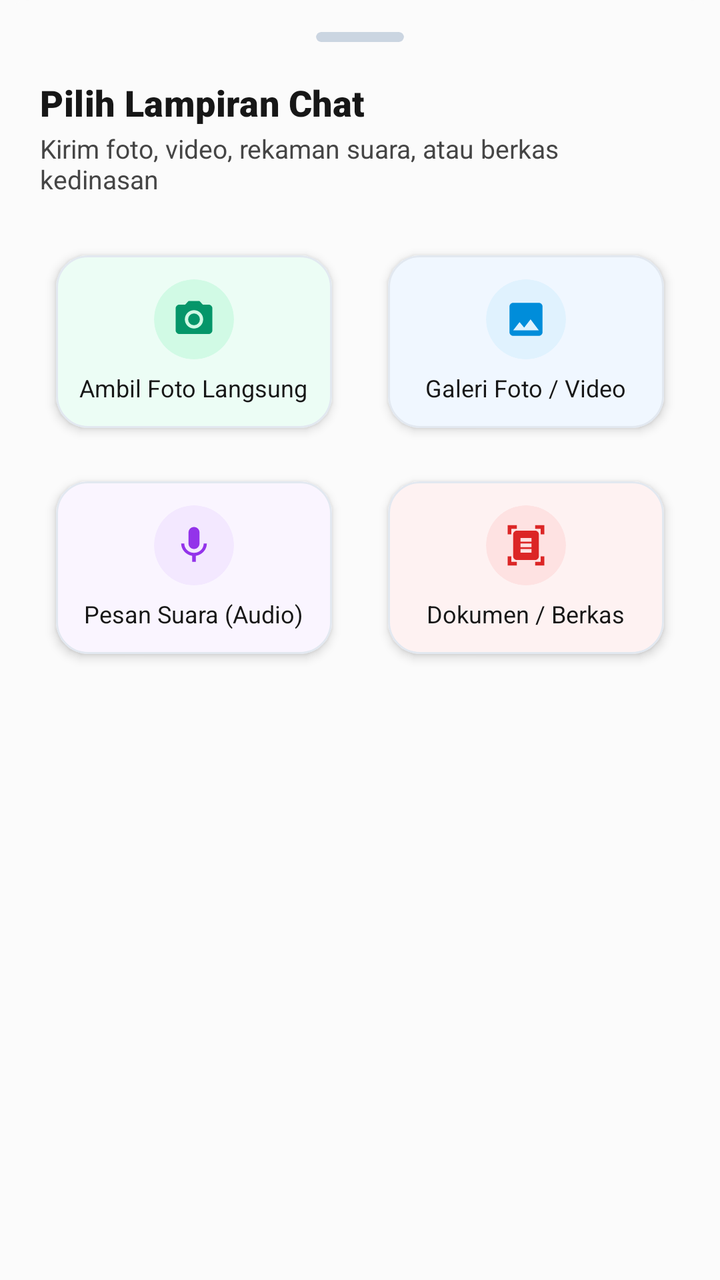
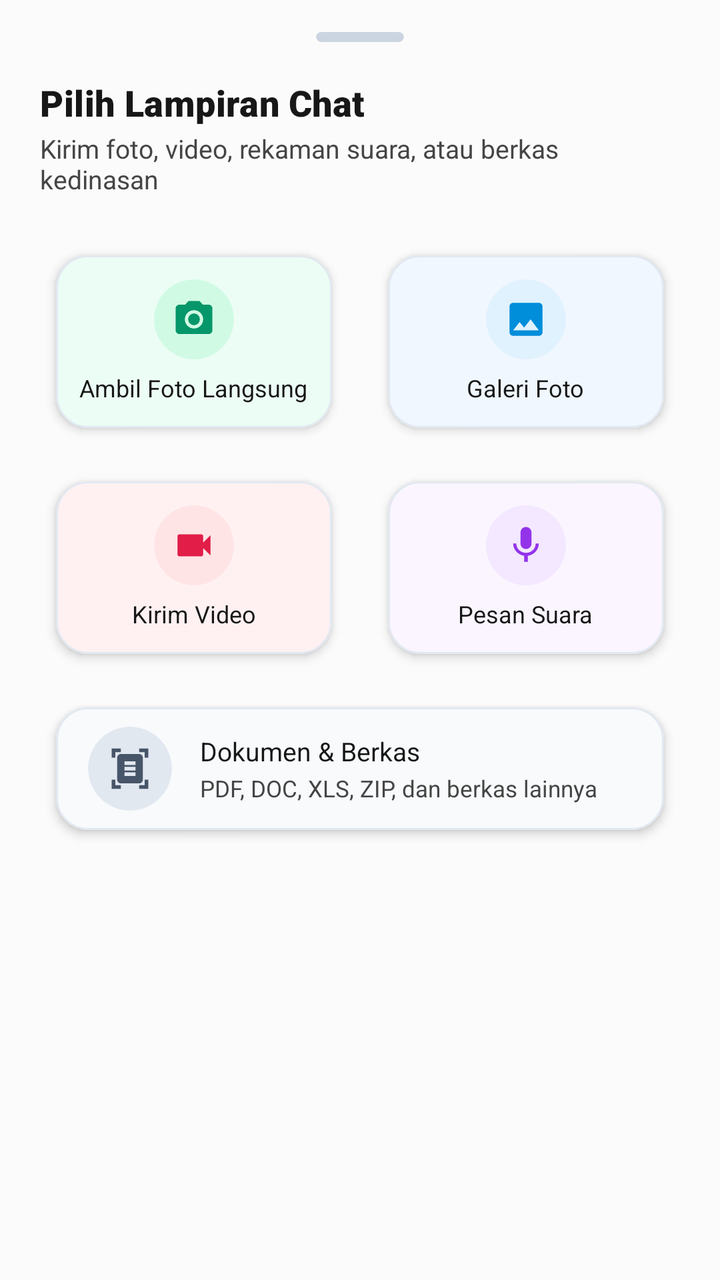

The first picture is an Android layout as it rendered before a commit; the second is the same layout after the commit. The layout source and the unified diff follow.
<!-- AndroidManifest.xml: application theme Theme.AppPemko -->
<!-- res/layout/dialog_attachment_picker.xml -->
<?xml version="1.0" encoding="utf-8"?>
<LinearLayout xmlns:android="http://schemas.android.com/apk/res/android"
    xmlns:app="http://schemas.android.com/apk/res-auto"
    android:layout_width="match_parent"
    android:layout_height="wrap_content"
    android:background="@drawable/bottom_sheet_bg"
    android:orientation="vertical"
    android:clipToPadding="false"
    android:clipChildren="false"
    android:paddingHorizontal="20dp"
    android:paddingTop="16dp"
    android:paddingBottom="24dp">

    
    <com.google.android.material.card.MaterialCardView
        android:layout_width="44dp"
        android:layout_height="5dp"
        android:layout_gravity="center_horizontal"
        android:layout_marginBottom="18dp"
        app:cardBackgroundColor="#CBD5E1"
        app:cardCornerRadius="2.5dp"
        app:cardElevation="0dp"
        app:strokeWidth="0dp" />

    
    <TextView
        android:layout_width="match_parent"
        android:layout_height="wrap_content"
        android:text="Pilih Lampiran Chat"
        android:textColor="@color/text_primary"
        android:textSize="18sp"
        android:fontFamily="sans-serif-black"
        android:letterSpacing="0.01"/>

    <TextView
        android:layout_width="match_parent"
        android:layout_height="wrap_content"
        android:layout_marginTop="2dp"
        android:layout_marginBottom="16dp"
        android:text="Kirim foto, video, rekaman suara, atau berkas kedinasan"
        android:textColor="@color/text_secondary"
        android:textSize="13sp"
        android:fontFamily="sans-serif"/>

    
    <LinearLayout
        android:layout_width="match_parent"
        android:layout_height="wrap_content"
        android:orientation="horizontal"
        android:gravity="center"
        android:clipToPadding="false"
        android:clipChildren="false"
        android:paddingVertical="4dp"
        android:weightSum="2">

        
        <com.google.android.material.card.MaterialCardView
            android:id="@+id/cardOptionCamera"
            android:layout_width="0dp"
            android:layout_height="105dp"
            android:layout_weight="1"
            android:layout_marginEnd="6dp"
            app:cardCornerRadius="16dp"
            app:cardElevation="3dp"
            app:cardUseCompatPadding="true"
            app:strokeWidth="1dp"
            app:strokeColor="#E2E8F0"
            app:cardBackgroundColor="#ECFDF5"
            android:clickable="true"
            android:focusable="true"
            android:foreground="?attr/selectableItemBackground">

            <LinearLayout
                android:layout_width="match_parent"
                android:layout_height="match_parent"
                android:gravity="center"
                android:orientation="vertical"
                android:padding="8dp">

                <com.google.android.material.card.MaterialCardView
                    android:layout_width="40dp"
                    android:layout_height="40dp"
                    app:cardCornerRadius="20dp"
                    app:cardElevation="0dp"
                    app:strokeWidth="0dp"
                    app:cardBackgroundColor="#D1FAE5">

                    <ImageView
                        android:layout_width="22dp"
                        android:layout_height="22dp"
                        android:layout_gravity="center"
                        android:src="@drawable/ic_camera"
                        app:tint="#059669"
                        android:contentDescription="Kamera"/>
                </com.google.android.material.card.MaterialCardView>

                <TextView
                    android:layout_width="wrap_content"
                    android:layout_height="wrap_content"
                    android:layout_marginTop="6dp"
                    android:text="Ambil Foto Langsung"
                    android:textColor="@color/text_primary"
                    android:textSize="12sp"
                    android:fontFamily="sans-serif-bold"/>
            </LinearLayout>
        </com.google.android.material.card.MaterialCardView>

        
        <com.google.android.material.card.MaterialCardView
            android:id="@+id/cardOptionPhoto"
            android:layout_width="0dp"
            android:layout_height="105dp"
            android:layout_weight="1"
            android:layout_marginStart="6dp"
            app:cardCornerRadius="16dp"
            app:cardElevation="3dp"
            app:cardUseCompatPadding="true"
            app:strokeWidth="1dp"
            app:strokeColor="#E2E8F0"
            app:cardBackgroundColor="#F0F7FF"
            android:clickable="true"
            android:focusable="true"
            android:foreground="?attr/selectableItemBackground">

            <LinearLayout
                android:layout_width="match_parent"
                android:layout_height="match_parent"
                android:gravity="center"
                android:orientation="vertical"
                android:padding="8dp">

                <com.google.android.material.card.MaterialCardView
                    android:layout_width="40dp"
                    android:layout_height="40dp"
                    app:cardCornerRadius="20dp"
                    app:cardElevation="0dp"
                    app:strokeWidth="0dp"
                    app:cardBackgroundColor="#E0F2FE">

                    <ImageView
                        android:layout_width="22dp"
                        android:layout_height="22dp"
                        android:layout_gravity="center"
                        android:src="@drawable/ic_image"
                        app:tint="@color/biru"
                        android:contentDescription="Galeri"/>
                </com.google.android.material.card.MaterialCardView>

                <TextView
                    android:layout_width="wrap_content"
                    android:layout_height="wrap_content"
                    android:layout_marginTop="6dp"
                    android:text="Galeri Foto / Video"
                    android:textColor="@color/text_primary"
                    android:textSize="12sp"
                    android:fontFamily="sans-serif-bold"/>
            </LinearLayout>
        </com.google.android.material.card.MaterialCardView>
    </LinearLayout>

    
    <LinearLayout
        android:layout_width="match_parent"
        android:layout_height="wrap_content"
        android:orientation="horizontal"
        android:gravity="center"
        android:clipToPadding="false"
        android:clipChildren="false"
        android:paddingVertical="4dp"
        android:weightSum="2">

        
        <com.google.android.material.card.MaterialCardView
            android:id="@+id/cardOptionAudio"
            android:layout_width="0dp"
            android:layout_height="105dp"
            android:layout_weight="1"
            android:layout_marginEnd="6dp"
            app:cardCornerRadius="16dp"
            app:cardElevation="3dp"
            app:cardUseCompatPadding="true"
            app:strokeWidth="1dp"
            app:strokeColor="#E2E8F0"
            app:cardBackgroundColor="#FAF5FF"
            android:clickable="true"
            android:focusable="true"
            android:foreground="?attr/selectableItemBackground">

            <LinearLayout
                android:layout_width="match_parent"
                android:layout_height="match_parent"
                android:gravity="center"
                android:orientation="vertical"
                android:padding="8dp">

                <com.google.android.material.card.MaterialCardView
                    android:layout_width="40dp"
                    android:layout_height="40dp"
                    app:cardCornerRadius="20dp"
                    app:cardElevation="0dp"
                    app:strokeWidth="0dp"
                    app:cardBackgroundColor="#F3E8FF">

                    <ImageView
                        android:layout_width="22dp"
                        android:layout_height="22dp"
                        android:layout_gravity="center"
                        android:src="@drawable/ic_mic"
                        app:tint="#9333EA"
                        android:contentDescription="Suara"/>
                </com.google.android.material.card.MaterialCardView>

                <TextView
                    android:layout_width="wrap_content"
                    android:layout_height="wrap_content"
                    android:layout_marginTop="6dp"
                    android:text="Pesan Suara (Audio)"
                    android:textColor="@color/text_primary"
                    android:textSize="12sp"
                    android:fontFamily="sans-serif-bold"/>
            </LinearLayout>
        </com.google.android.material.card.MaterialCardView>

        
        <com.google.android.material.card.MaterialCardView
            android:id="@+id/cardOptionDoc"
            android:layout_width="0dp"
            android:layout_height="105dp"
            android:layout_weight="1"
            android:layout_marginStart="6dp"
            app:cardCornerRadius="16dp"
            app:cardElevation="3dp"
            app:cardUseCompatPadding="true"
            app:strokeWidth="1dp"
            app:strokeColor="#E2E8F0"
            app:cardBackgroundColor="#FEF2F2"
            android:clickable="true"
            android:focusable="true"
            android:foreground="?attr/selectableItemBackground">

            <LinearLayout
                android:layout_width="match_parent"
                android:layout_height="match_parent"
                android:gravity="center"
                android:orientation="vertical"
                android:padding="8dp">

                <com.google.android.material.card.MaterialCardView
                    android:layout_width="40dp"
                    android:layout_height="40dp"
                    app:cardCornerRadius="20dp"
                    app:cardElevation="0dp"
                    app:strokeWidth="0dp"
                    app:cardBackgroundColor="#FEE2E2">

                    <ImageView
                        android:layout_width="22dp"
                        android:layout_height="22dp"
                        android:layout_gravity="center"
                        android:src="@drawable/ic_document_scanner"
                        app:tint="#DC2626"
                        android:contentDescription="Dokumen"/>
                </com.google.android.material.card.MaterialCardView>

                <TextView
                    android:layout_width="wrap_content"
                    android:layout_height="wrap_content"
                    android:layout_marginTop="6dp"
                    android:text="Dokumen / Berkas"
                    android:textColor="@color/text_primary"
                    android:textSize="12sp"
                    android:fontFamily="sans-serif-bold"/>
            </LinearLayout>
        </com.google.android.material.card.MaterialCardView>

    </LinearLayout>

</LinearLayout>
<!-- resources referenced by this layout -->
<resources>
  <color name="biru">#008DDA</color>
  <color name="text_primary">#171717</color>
  <color name="text_secondary">#454545</color>
  <!-- drawable bottom_sheet_bg (drawable) -->
  <?xml version="1.0" encoding="utf-8"?>
  <shape xmlns:android="http://schemas.android.com/apk/res/android"
      android:shape="rectangle">
      <corners
          android:topLeftRadius="@dimen/tfe_bottom_sheet_corner_radius"
          android:topRightRadius="@dimen/tfe_bottom_sheet_corner_radius" />
      <padding android:top="@dimen/tfe_bottom_sheet_top_padding" />
      <solid android:color="@color/background_color" />
  </shape>
  <!-- drawable ic_document_scanner (drawable) -->
  <vector android:height="24dp"
      android:viewportHeight="24" android:viewportWidth="24"
      android:width="24dp" xmlns:android="http://schemas.android.com/apk/res/android">
      <path android:fillColor="@color/font" android:pathData="M7,3H4v3H2V1h5V3zM22,6V1h-5v2h3v3H22zM7,21H4v-3H2v5h5V21zM20,18v3h-3v2h5v-5H20zM19,18c0,1.1 -0.9,2 -2,2H7c-1.1,0 -2,-0.9 -2,-2V6c0,-1.1 0.9,-2 2,-2h10c1.1,0 2,0.9 2,2V18zM15,8H9v2h6V8zM15,11H9v2h6V11zM15,14H9v2h6V14z"/>
  </vector>
  <!-- drawable ic_image (drawable) -->
  <vector xmlns:android="http://schemas.android.com/apk/res/android"
      android:width="24dp"
      android:height="24dp"
      android:viewportWidth="24"
      android:viewportHeight="24">
    <path
        android:fillColor="#94A3B8"
        android:pathData="M21,19V5c0,-1.1 -0.9,-2 -2,-2H5c-1.1,0 -2,0.9 -2,2v14c0,1.1 0.9,2 2,2h14c1.1,0 2,-0.9 2,-2zM8.5,13.5l2.5,3.01L14.5,12l4.5,6H5l3.5,-4.5z"/>
  </vector>
  <!-- drawable ic_mic (drawable) -->
  <?xml version="1.0" encoding="utf-8"?>
  <vector xmlns:android="http://schemas.android.com/apk/res/android"
      android:width="24dp"
      android:height="24dp"
      android:viewportWidth="24"
      android:viewportHeight="24">
      <path
          android:fillColor="#FF000000"
          android:pathData="M12,14c1.66,0 3,-1.34 3,-3V5c0,-1.66 -1.34,-3 -3,-3S9,3.34 9,5v6c0,1.66 1.34,3 3,3zm5.3,-3c0,3 -2.54,5.1 -5.3,5.1S6.7,14 6.7,11H5c0,3.41 2.72,6.23 6,6.72V21h2v-3.28c3.28,-0.48 6,-3.3 6,-6.72h-1.7z" />
  </vector>
  <style name="Theme.AppPemko" parent="Base.Theme.AppPemko">
          <item name="android:textColor">@color/text_primary</item>
      </style>
  <dimen name="tfe_bottom_sheet_corner_radius">15dp</dimen>
  <dimen name="tfe_bottom_sheet_top_padding">8dp</dimen>
  <color name="background_color">#FBFBFB</color>
  <color name="font">#454545</color>
  <color name="primary_brand">#0869D8</color>
  <color name="on_primary_brand">#FFFFFF</color>
  <color name="brand_secondary">#E91E63</color>
  <color name="white">#FFFFFF</color>
  <color name="surface_main">#FFFFFF</color>
  <color name="surface_variant">#F4F4F4</color>
  <color name="background_main">#FBFBFB</color>
  <style name="Animation.App.Activity" parent="@android:style/Animation.Activity">
          <item name="android:activityOpenEnterAnimation">@anim/slide_in_right</item>
          <item name="android:activityOpenExitAnimation">@anim/slide_out_left</item>
          <item name="android:activityCloseEnterAnimation">@anim/slide_in_left</item>
          <item name="android:activityCloseExitAnimation">@anim/slide_out_right</item>
      </style>
  <!-- unchanged entries left out for length: 2 -->
</resources>

<!-- the commit's change to res/layout/dialog_attachment_picker.xml (unified diff, before → after) -->
@@ -143,14 +143,14 @@
                         android:layout_gravity="center"
                         android:src="@drawable/ic_image"
                         app:tint="@color/biru"
-                        android:contentDescription="Galeri"/>
+                        android:contentDescription="Galeri Foto"/>
                 </com.google.android.material.card.MaterialCardView>
 
                 <TextView
                     android:layout_width="wrap_content"
                     android:layout_height="wrap_content"
                     android:layout_marginTop="6dp"
-                    android:text="Galeri Foto / Video"
+                    android:text="Galeri Foto"
                     android:textColor="@color/text_primary"
                     android:textSize="12sp"
                     android:fontFamily="sans-serif-bold"/>
@@ -171,11 +171,63 @@
 
         
         <com.google.android.material.card.MaterialCardView
+            android:id="@+id/cardOptionVideo"
+            android:layout_width="0dp"
+            android:layout_height="105dp"
+            android:layout_weight="1"
+            android:layout_marginEnd="6dp"
+            app:cardCornerRadius="16dp"
+            app:cardElevation="3dp"
+            app:cardUseCompatPadding="true"
+            app:strokeWidth="1dp"
+            app:strokeColor="#E2E8F0"
+            app:cardBackgroundColor="#FFF1F2"
+            android:clickable="true"
+            android:focusable="true"
+            android:foreground="?attr/selectableItemBackground">
+
+            <LinearLayout
+                android:layout_width="match_parent"
+                android:layout_height="match_parent"
+                android:gravity="center"
+                android:orientation="vertical"
+                android:padding="8dp">
+
+                <com.google.android.material.card.MaterialCardView
+                    android:layout_width="40dp"
+                    android:layout_height="40dp"
+                    app:cardCornerRadius="20dp"
+                    app:cardElevation="0dp"
+                    app:strokeWidth="0dp"
+                    app:cardBackgroundColor="#FFE4E6">
+
+                    <ImageView
+                        android:layout_width="22dp"
+                        android:layout_height="22dp"
+                        android:layout_gravity="center"
+                        android:src="@drawable/ic_videocam"
+                        app:tint="#E11D48"
+                        android:contentDescription="Video"/>
+                </com.google.android.material.card.MaterialCardView>
+
+                <TextView
+                    android:layout_width="wrap_content"
+                    android:layout_height="wrap_content"
+                    android:layout_marginTop="6dp"
+                    android:text="Kirim Video"
+                    android:textColor="@color/text_primary"
+                    android:textSize="12sp"
+                    android:fontFamily="sans-serif-bold"/>
+            </LinearLayout>
+        </com.google.android.material.card.MaterialCardView>
+
+        
+        <com.google.android.material.card.MaterialCardView
             android:id="@+id/cardOptionAudio"
             android:layout_width="0dp"
             android:layout_height="105dp"
             android:layout_weight="1"
-            android:layout_marginEnd="6dp"
+            android:layout_marginStart="6dp"
             app:cardCornerRadius="16dp"
             app:cardElevation="3dp"
             app:cardUseCompatPadding="true"
@@ -214,65 +266,88 @@
                     android:layout_width="wrap_content"
                     android:layout_height="wrap_content"
                     android:layout_marginTop="6dp"
-                    android:text="Pesan Suara (Audio)"
+                    android:text="Pesan Suara"
                     android:textColor="@color/text_primary"
                     android:textSize="12sp"
                     android:fontFamily="sans-serif-bold"/>
             </LinearLayout>
         </com.google.android.material.card.MaterialCardView>
+    </LinearLayout>
+
+    
+    <LinearLayout
+        android:layout_width="match_parent"
+        android:layout_height="wrap_content"
+        android:orientation="horizontal"
+        android:gravity="center"
+        android:clipToPadding="false"
+        android:clipChildren="false"
+        android:paddingVertical="4dp">
 
         
         <com.google.android.material.card.MaterialCardView
             android:id="@+id/cardOptionDoc"
-            android:layout_width="0dp"
-            android:layout_height="105dp"
-            android:layout_weight="1"
-            android:layout_marginStart="6dp"
-            app:cardCornerRadius="16dp"
-            app:cardElevation="3dp"
-            app:cardUseCompatPadding="true"
-            app:strokeWidth="1dp"
-            app:strokeColor="#E2E8F0"
-            app:cardBackgroundColor="#FEF2F2"
-            android:clickable="true"
-            android:focusable="true"
-            android:foreground="?attr/selectableItemBackground">
-
-            <LinearLayout
-                android:layout_width="match_parent"
-                android:layout_height="match_parent"
-                android:gravity="center"
-                android:orientation="vertical"
-                android:padding="8dp">
-
-                <com.google.android.material.card.MaterialCardView
-                    android:layout_width="40dp"
-                    android:layout_height="40dp"
-                    app:cardCornerRadius="20dp"
-                    app:cardElevation="0dp"
-                    app:strokeWidth="0dp"
-                    app:cardBackgroundColor="#FEE2E2">
+            android:layout_width="match_parent"
+            android:layout_height="80dp"
+            app:cardCornerRadius="16dp"
+            app:cardElevation="3dp"
+            app:cardUseCompatPadding="true"
+            app:strokeWidth="1dp"
+            app:strokeColor="#E2E8F0"
+            app:cardBackgroundColor="#F8FAFC"
+            android:clickable="true"
+            android:focusable="true"
+            android:foreground="?attr/selectableItemBackground">
+
+            <LinearLayout
+                android:layout_width="match_parent"
+                android:layout_height="match_parent"
+                android:gravity="center_vertical"
+                android:orientation="horizontal"
+                android:paddingHorizontal="16dp">
+
+                <com.google.android.material.card.MaterialCardView
+                    android:layout_width="42dp"
+                    android:layout_height="42dp"
+                    app:cardCornerRadius="21dp"
+                    app:cardElevation="0dp"
+                    app:strokeWidth="0dp"
+                    app:cardBackgroundColor="#E2E8F0">
 
                     <ImageView
                         android:layout_width="22dp"
                         android:layout_height="22dp"
                         android:layout_gravity="center"
                         android:src="@drawable/ic_document_scanner"
-                        app:tint="#DC2626"
+                        app:tint="#475569"
                         android:contentDescription="Dokumen"/>
                 </com.google.android.material.card.MaterialCardView>
 
-                <TextView
-                    android:layout_width="wrap_content"
-                    android:layout_height="wrap_content"
-                    android:layout_marginTop="6dp"
-                    android:text="Dokumen / Berkas"
-                    android:textColor="@color/text_primary"
-                    android:textSize="12sp"
-                    android:fontFamily="sans-serif-bold"/>
-            </LinearLayout>
-        </com.google.android.material.card.MaterialCardView>
-
+                <LinearLayout
+                    android:layout_width="0dp"
+                    android:layout_height="wrap_content"
+                    android:layout_weight="1"
+                    android:layout_marginStart="14dp"
+                    android:orientation="vertical">
+
+                    <TextView
+                        android:layout_width="wrap_content"
+                        android:layout_height="wrap_content"
+                        android:text="Dokumen &amp; Berkas"
+                        android:textColor="@color/text_primary"
+                        android:textSize="13sp"
+                        android:fontFamily="sans-serif-bold"/>
+
+                    <TextView
+                        android:layout_width="wrap_content"
+                        android:layout_height="wrap_content"
+                        android:layout_marginTop="2dp"
+                        android:text="PDF, DOC, XLS, ZIP, dan berkas lainnya"
+                        android:textColor="@color/text_secondary"
+                        android:textSize="11.5sp"/>
+                </LinearLayout>
+            </LinearLayout>
+        </com.google.android.material.card.MaterialCardView>
     </LinearLayout>
 
 </LinearLayout>
<!-- resource entries referenced after the edit -->
@@ -40,6 +40,17 @@
           android:fillColor="#FF000000"
           android:pathData="M12,14c1.66,0 3,-1.34 3,-3V5c0,-1.66 -1.34,-3 -3,-3S9,3.34 9,5v6c0,1.66 1.34,3 3,3zm5.3,-3c0,3 -2.54,5.1 -5.3,5.1S6.7,14 6.7,11H5c0,3.41 2.72,6.23 6,6.72V21h2v-3.28c3.28,-0.48 6,-3.3 6,-6.72h-1.7z" />
   </vector>
+  <!-- drawable ic_videocam (drawable) -->
+  <?xml version="1.0" encoding="utf-8"?>
+  <vector xmlns:android="http://schemas.android.com/apk/res/android"
+      android:width="24dp"
+      android:height="24dp"
+      android:viewportWidth="24"
+      android:viewportHeight="24">
+      <path
+          android:fillColor="#FF000000"
+          android:pathData="M17,10.5V7c0,-0.55 -0.45,-1 -1,-1H4c-0.55,0 -1,0.45 -1,1v10c0,0.55 0.45,1 1,1h12c0.55,0 1,-0.45 1,-1v-3.5l4,4v-11l-4,4z" />
+  </vector>
   <style name="Theme.AppPemko" parent="Base.Theme.AppPemko">
           <item name="android:textColor">@color/text_primary</item>
       </style>
